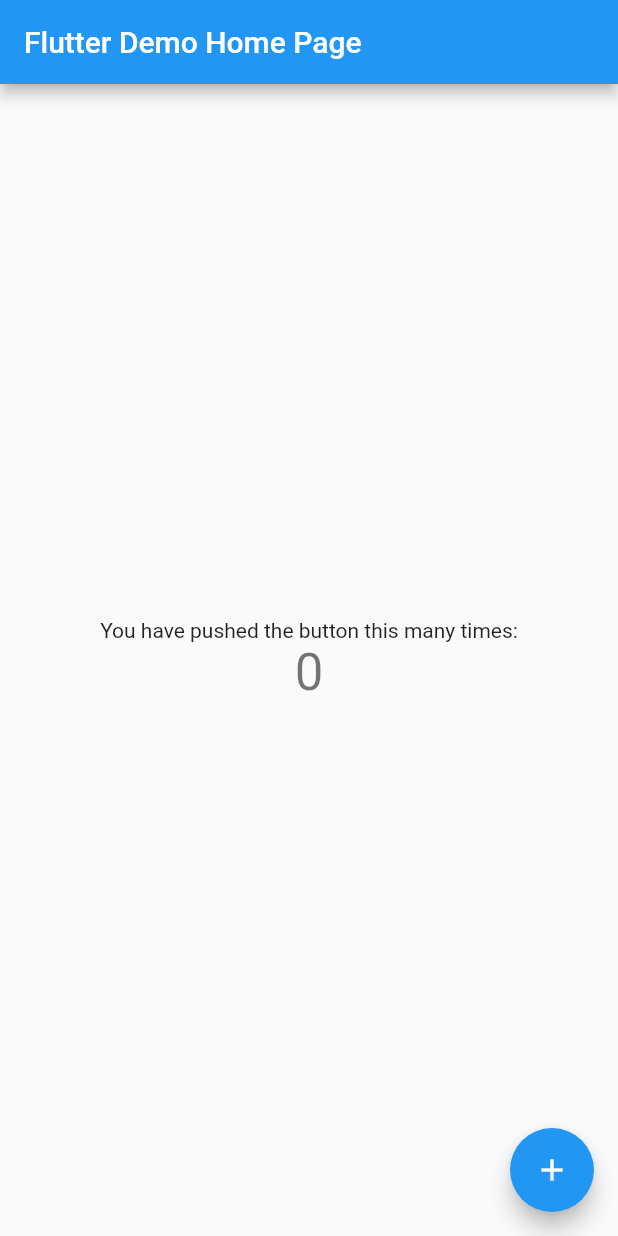
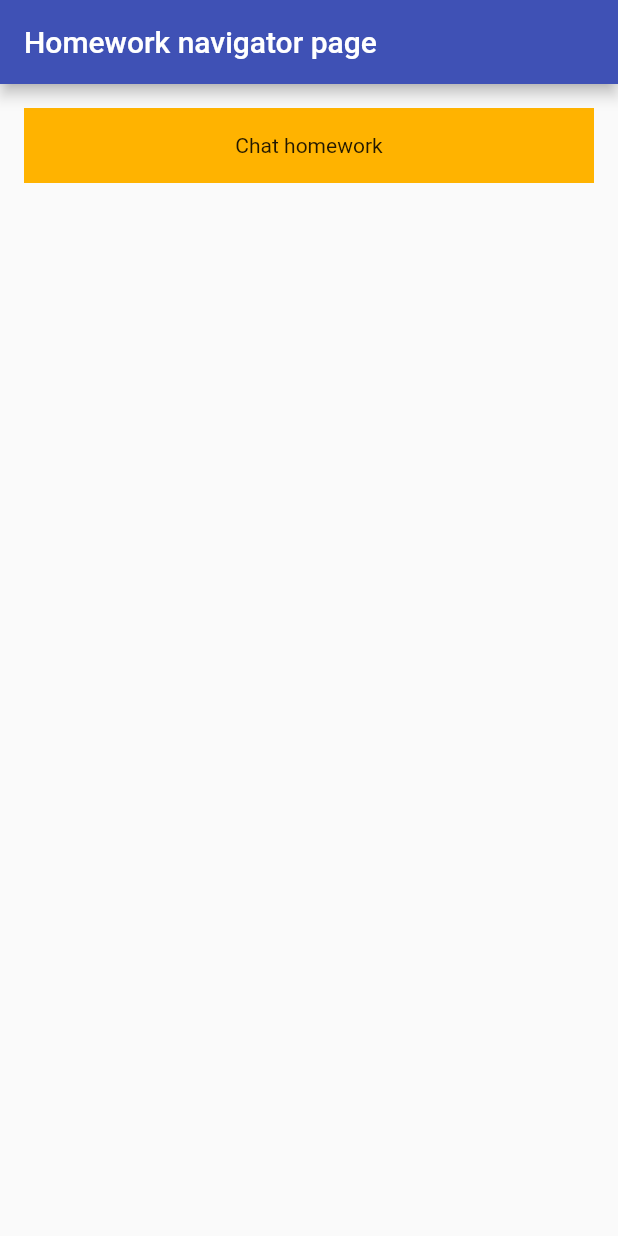
Before and after one commit to afafir123/flutter_itis, a Flutter app: the screen it shows after launch, on a phone screen of 412 x 824 dp. Run offline on Flutter 3.47's test engine with Material 2 defaults, Android fonts, the phone set to English and light mode, and no system bars.

Commit message:
1st homework

```diff
--- a/lib/main.dart
+++ b/lib/main.dart
@@ -1,4 +1,6 @@
 import 'package:flutter/material.dart';
+
+import 'chat.dart';
 
 void main() {
   runApp(const MyApp());
@@ -13,34 +15,15 @@ class MyApp extends StatelessWidget {
     return MaterialApp(
       title: 'Flutter Demo',
       theme: ThemeData(
-        // This is the theme of your application.
-        //
-        // Try running your application with "flutter run". You'll see the
-        // application has a blue toolbar. Then, without quitting the app, try
-        // changing the primarySwatch below to Colors.green and then invoke
-        // "hot reload" (press "r" in the console where you ran "flutter run",
-        // or simply save your changes to "hot reload" in a Flutter IDE).
-        // Notice that the counter didn't reset back to zero; the application
-        // is not restarted.
-        primarySwatch: Colors.blue,
+        primarySwatch: Colors.indigo,
       ),
-      home: const MyHomePage(title: 'Flutter Demo Home Page'),
+      home: const MyHomePage(title: 'Homework navigator page'),
     );
   }
 }
 
 class MyHomePage extends StatefulWidget {
   const MyHomePage({Key? key, required this.title}) : super(key: key);
-
-  // This widget is the home page of your application. It is stateful, meaning
-  // that it has a State object (defined below) that contains fields that affect
-  // how it looks.
-
-  // This class is the configuration for the state. It holds the values (in this
-  // case the title) provided by the parent (in this case the App widget) and
-  // used by the build method of the State. Fields in a Widget subclass are
-  // always marked "final".
-
   final String title;
 
   @override
@@ -48,68 +31,51 @@ class MyHomePage extends StatefulWidget {
 }
 
 class _MyHomePageState extends State<MyHomePage> {
-  int _counter = 0;
+  List<String> _items = ['Chat','There should be second homework'];
 
-  void _incrementCounter() {
+  TextEditingController _textEditingController = TextEditingController();
+
+  void _addToList(String text) {
     setState(() {
-      // This call to setState tells the Flutter framework that something has
-      // changed in this State, which causes it to rerun the build method below
-      // so that the display can reflect the updated values. If we changed
-      // _counter without calling setState(), then the build method would not be
-      // called again, and so nothing would appear to happen.
-      _counter++;
+      _items.add(text);
     });
+    _textEditingController.clear();
   }
 
   @override
   Widget build(BuildContext context) {
-    // This method is rerun every time setState is called, for instance as done
-    // by the _incrementCounter method above.
-    //
-    // The Flutter framework has been optimized to make rerunning build methods
-    // fast, so that you can just rebuild anything that needs updating rather
-    // than having to individually change instances of widgets.
     return Scaffold(
       appBar: AppBar(
-        // Here we take the value from the MyHomePage object that was created by
-        // the App.build method, and use it to set our appbar title.
         title: Text(widget.title),
       ),
-      body: Center(
-        // Center is a layout widget. It takes a single child and positions it
-        // in the middle of the parent.
+      body: SafeArea(
+        child: Center(
+            child: Padding(
+              padding: const EdgeInsets.all(16.0),
               child: Column(
-          // Column is also a layout widget. It takes a list of children and
-          // arranges them vertically. By default, it sizes itself to fit its
-          // children horizontally, and tries to be as tall as its parent.
-          //
-          // Invoke "debug painting" (press "p" in the console, choose the
-          // "Toggle Debug Paint" action from the Flutter Inspector in Android
-          // Studio, or the "Toggle Debug Paint" command in Visual Studio Code)
-          // to see the wireframe for each widget.
-          //
-          // Column has various properties to control how it sizes itself and
-          // how it positions its children. Here we use mainAxisAlignment to
-          // center the children vertically; the main axis here is the vertical
-          // axis because Columns are vertical (the cross axis would be
-          // horizontal).
-          mainAxisAlignment: MainAxisAlignment.center,
+                children: [
+                  Expanded(
+                    child: ListView(
                       children: <Widget>[
-            const Text(
-              'You have pushed the button this many times:',
+                        InkWell(
+
+                      child:Container(
+                          height: 50,
+                          color: Colors.amber[600],
+                          child: const Center(child: Text('Chat homework')
+                          )
                         ),
-            Text(
-              '$_counter',
-              style: Theme.of(context).textTheme.headline4,
+                      onTap: (){
+                        Navigator.of(context).push(MaterialPageRoute(
+                            builder: (context) => const Chat(title: 'Chat')));
+                      }),
+                      ]
+                    ),
                   ),
                 ],
               ),
+            )),
       ),
-      floatingActionButton: FloatingActionButton(
-        onPressed: _incrementCounter,
-        tooltip: 'Increment',
-        child: const Icon(Icons.add),
-      ), // This trailing comma makes auto-formatting nicer for build methods.
     );
   }
 }
```
Also changed, not shown: lib/chat.dart (added, +90 -0 lines). Lines whose indentation alone changed are shown as unchanged.
